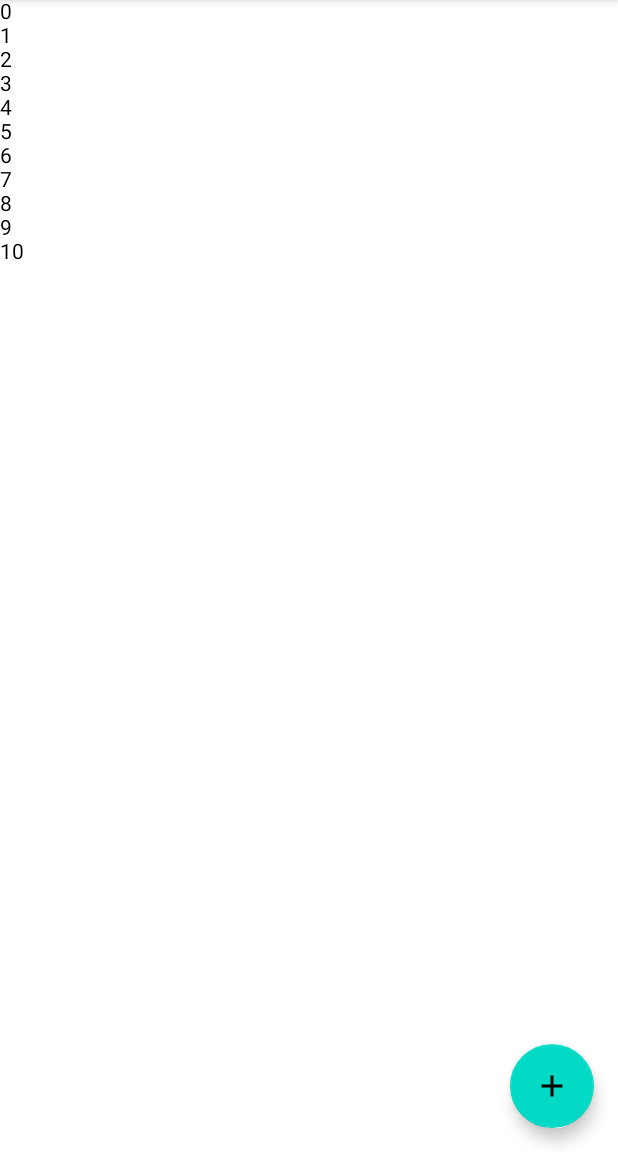
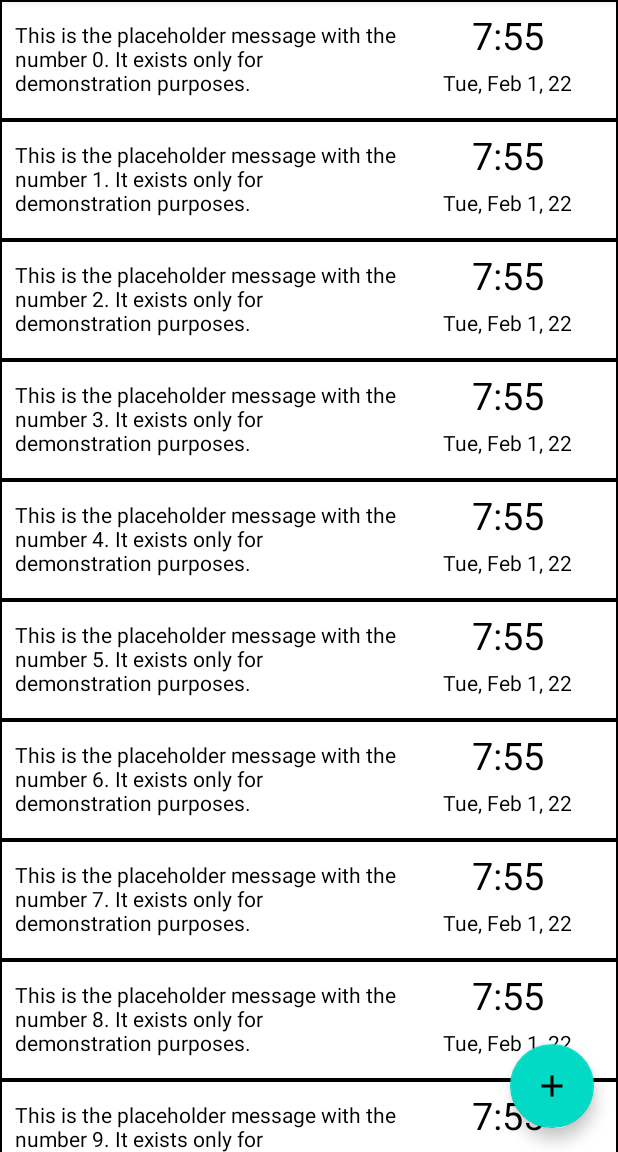
Before and after one commit to siedlejo/MobileComputingHomework, an Android app built with Jetpack Compose: the fragment HomeFragment shown on its own in the app's theme, on a phone screen of 412 x 824 dp, the part 84-1236 px from its top. Run offline under Robolectric (Android 15) with nearby library versions, the phone set to English and light mode, and no system bars.

Commit message:
style the messages in the home view

```diff
--- a/app/src/main/java/com/siedler/jonah/mobilecomputinghomework/ui/home/HomeFragment.kt
+++ b/app/src/main/java/com/siedler/jonah/mobilecomputinghomework/ui/home/HomeFragment.kt
@@ -5,13 +5,23 @@ import android.os.Bundle
 import android.view.LayoutInflater
 import android.view.View
 import android.view.ViewGroup
+import androidx.compose.foundation.border
+import androidx.compose.foundation.layout.*
 import androidx.compose.foundation.lazy.LazyColumn
 import androidx.compose.material.Text
 import androidx.compose.runtime.Composable
+import androidx.compose.ui.Alignment
+import androidx.compose.ui.Modifier
+import androidx.compose.ui.graphics.Color
 import androidx.compose.ui.platform.ComposeView
+import androidx.compose.ui.text.style.TextAlign
+import androidx.compose.ui.tooling.preview.Preview
+import androidx.compose.ui.tooling.preview.PreviewParameter
+import androidx.compose.ui.tooling.preview.PreviewParameterProvider
+import androidx.compose.ui.unit.dp
+import androidx.compose.ui.unit.sp
 import androidx.fragment.app.Fragment
 import com.google.android.material.floatingactionbutton.FloatingActionButton
-import com.google.android.material.snackbar.Snackbar
 import com.siedler.jonah.mobilecomputinghomework.R
 import com.siedler.jonah.mobilecomputinghomework.ui.reminder.AddReminderActivity
 import java.util.*
@@ -52,13 +62,41 @@ class HomeFragment : Fragment() {
 
     @Composable
     fun MessageRow(reminder: Reminder) {
-        Text(reminder.message)
+        Row(
+            verticalAlignment = Alignment.CenterVertically,
+            modifier = Modifier
+                .fillMaxWidth()
+                .border(1.dp, Color.Black)
+                .padding(10.dp),
+            horizontalArrangement = Arrangement.spacedBy(10.dp)
+        ) {
+            Text(
+                reminder.message,
+                Modifier.weight(6f)
+            )
+            Column(
+                Modifier.alignByBaseline().height(60.dp).weight(3f),
+                verticalArrangement = Arrangement.spacedBy(5.dp),
+                horizontalAlignment = Alignment.CenterHorizontally
+            ) {
+                Text(
+                    "7:55",
+                    Modifier.weight(3f).fillMaxHeight(),
+                    textAlign = TextAlign.Center,
+                    fontSize = 25.sp
+                )
+                Text(
+                    "Tue, Feb 1, 22",
+                    Modifier.weight(2f)
+                )
+            }
+        }
     }
 
     private fun getPlaceholderMessages(): List<Reminder> {
         var reminderList: MutableList<Reminder> = LinkedList();
         for (i in 0..10) {
-            reminderList.add(Reminder("$i"))
+            reminderList.add(Reminder("This is the placeholder message with the number $i. It exists only for demonstration purposes."))
         }
         return reminderList
     }
--- a/app/src/main/java/com/siedler/jonah/mobilecomputinghomework/ui/reminder/AddReminderActivity.kt
+++ b/app/src/main/java/com/siedler/jonah/mobilecomputinghomework/ui/reminder/AddReminderActivity.kt
@@ -1,7 +1,6 @@
 package com.siedler.jonah.mobilecomputinghomework.ui.reminder
 
 import android.os.Bundle
-import android.os.PersistableBundle
 import androidx.appcompat.app.AppCompatActivity
 import com.siedler.jonah.mobilecomputinghomework.R
 
```
